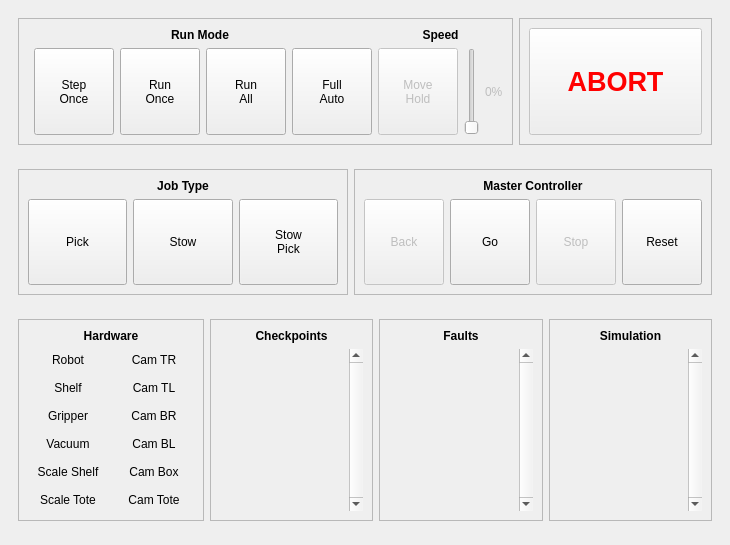
Above: src/master/ui/front_panel.ui from branchvincent/arc-reactor before the change. Below: the same form after it.
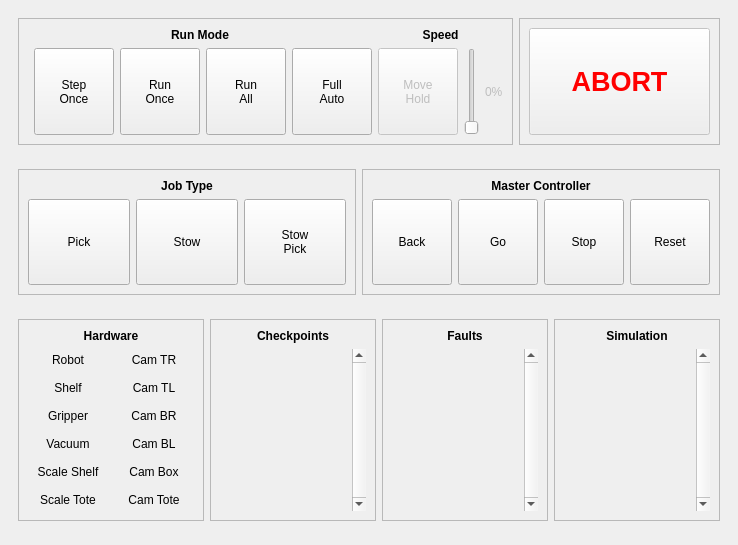
That is the form after the change. Icons and pictures are not drawn.

Patch:
```diff
--- a/src/master/ui/front_panel.ui
+++ b/src/master/ui/front_panel.ui
@@ -6,7 +6,7 @@
    <rect>
     <x>0</x>
     <y>0</y>
-    <width>730</width>
+    <width>738</width>
     <height>545</height>
    </rect>
   </property>
@@ -363,7 +363,7 @@
               <rect>
                <x>0</x>
                <y>0</y>
-               <width>125</width>
+               <width>127</width>
                <height>192</height>
               </rect>
              </property>
@@ -435,7 +435,7 @@
               <rect>
                <x>0</x>
                <y>0</y>
-               <width>125</width>
+               <width>127</width>
                <height>192</height>
               </rect>
              </property>
@@ -507,7 +507,7 @@
               <rect>
                <x>0</x>
                <y>0</y>
-               <width>125</width>
+               <width>127</width>
                <height>192</height>
               </rect>
              </property>
@@ -1087,7 +1087,7 @@
           <item row="1" column="3">
            <widget class="QPushButton" name="mc_stop">
             <property name="enabled">
-             <bool>false</bool>
+             <bool>true</bool>
             </property>
             <property name="sizePolicy">
              <sizepolicy hsizetype="Minimum" vsizetype="Expanding">
@@ -1167,7 +1167,7 @@
           <item row="1" column="1">
            <widget class="QPushButton" name="mc_back">
             <property name="enabled">
-             <bool>false</bool>
+             <bool>true</bool>
             </property>
             <property name="sizePolicy">
              <sizepolicy hsizetype="Minimum" vsizetype="Expanding">
```
